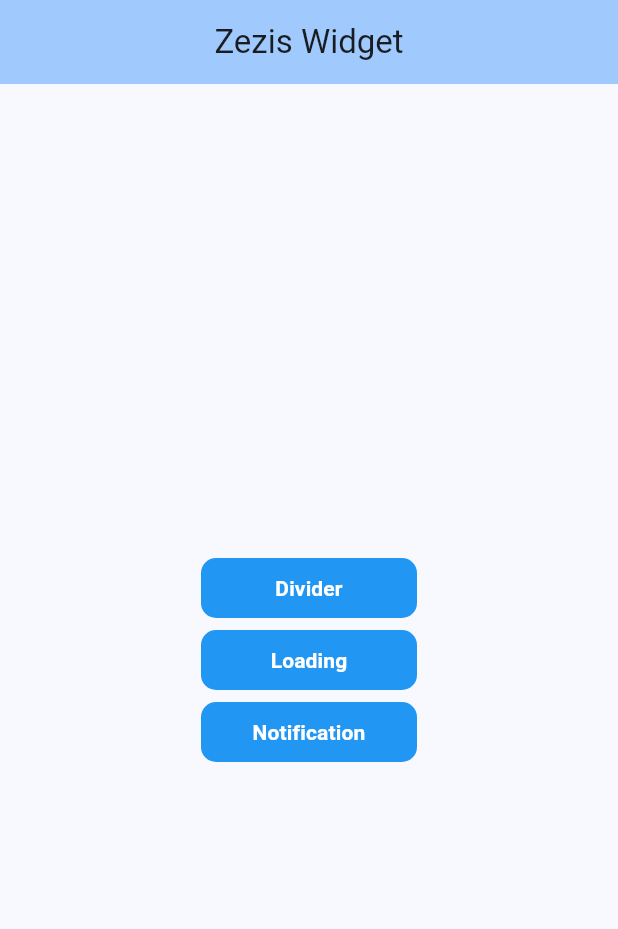
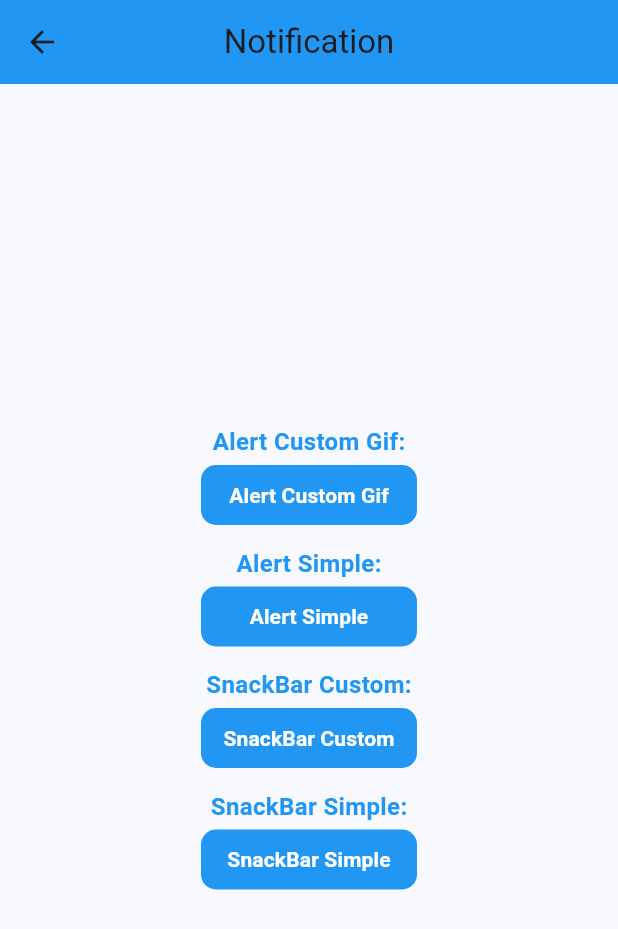
Before and after one commit to joseaugustoaquino/zezis_widget, a Flutter app: the screen it shows after launch, after a tap on "Notification", on a phone screen of 412 x 824 dp. Shown: the top 929 px of the screen. Run offline on Flutter 3.47's test engine with Material 2 defaults, Android fonts, the phone set to English and light mode, and no system bars.

Commit message:
feat: page example project

```diff
--- a/example/lib/ui/notification_page.dart
+++ b/example/lib/ui/notification_page.dart
@@ -0,0 +1,169 @@
+import 'package:flutter/material.dart';
+import 'package:zezis_widget/zezis_widget.dart';
+
+class NotificationPage extends StatefulWidget {
+  const NotificationPage({super.key});
+
+  @override
+  State<NotificationPage> createState() => _NotificationPageState();
+}
+
+class _NotificationPageState extends State<NotificationPage> {
+  @override
+  Widget build(BuildContext context) {
+    return Scaffold(
+      appBar: AppBar(
+        title: const Text("Notification"),
+        centerTitle: true,
+        backgroundColor: Colors.blue,
+      ),
+
+      body: Center(
+        child: Column(
+          mainAxisAlignment: MainAxisAlignment.center,
+          crossAxisAlignment: CrossAxisAlignment.center,
+          children: [
+            const Text(
+              "Alert Custom Gif:",
+              style: TextStyle(
+                fontSize: 16,
+                color: Colors.blue,
+                fontWeight: FontWeight.bold,
+              ),
+            ),
+
+            TextButton(
+              style: const ButtonStyle(
+                elevation: MaterialStatePropertyAll(3),
+                backgroundColor: MaterialStatePropertyAll(Colors.blue),
+                shape: MaterialStatePropertyAll(RoundedRectangleBorder(borderRadius: BorderRadius.all(Radius.circular(10)))),
+              ),
+              child: const SizedBox(
+                width: 120,
+                child: Text(
+                  "Alert Custom Gif",
+                  textAlign: TextAlign.center,
+                  style: TextStyle(
+                    color: Colors.white,
+                    fontWeight: FontWeight.bold
+                  ),
+                ),
+              ),
+              onPressed: () async {
+                return await showDialog(
+                  context: context,
+                  builder: (context) => const ZAlertCustomGif(
+                    title: "Alert Gif",
+                    description: "Alert Custom Gif - Zezis Widget"
+                  ),
+                );
+              },
+            ),
+
+            const SizedBox(height: 10),
+
+            const Text(
+              "Alert Simple:",
+              style: TextStyle(
+                fontSize: 16,
+                color: Colors.blue,
+                fontWeight: FontWeight.bold,
+              ),
+            ),
+
+            TextButton(
+              style: const ButtonStyle(
+                elevation: MaterialStatePropertyAll(3),
+                backgroundColor: MaterialStatePropertyAll(Colors.blue),
+                shape: MaterialStatePropertyAll(RoundedRectangleBorder(borderRadius: BorderRadius.all(Radius.circular(10)))),
+              ),
+              child: const SizedBox(
+                width: 120,
+                child: Text(
+                  "Alert Simple",
+                  textAlign: TextAlign.center,
+                  style: TextStyle(
+                    color: Colors.white,
+                    fontWeight: FontWeight.bold
+                  ),
+                ),
+              ),
+              onPressed: () async {
+                return await zAlertSimple(
+                  context: context,
+                  message: "Alert Simple - Zezis Widget"
+                );
+              },
+            ),
+
+            const SizedBox(height: 10),
+
+            const Text(
+              "SnackBar Custom:",
+              style: TextStyle(
+                fontSize: 16,
+                color: Colors.blue,
+                fontWeight: FontWeight.bold,
+              ),
+            ),
+
+            TextButton(
+              style: const ButtonStyle(
+                elevation: MaterialStatePropertyAll(3),
+                backgroundColor: MaterialStatePropertyAll(Colors.blue),
+                shape: MaterialStatePropertyAll(RoundedRectangleBorder(borderRadius: BorderRadius.all(Radius.circular(10)))),
+              ),
+              child: const SizedBox(
+                width: 120,
+                child: Text(
+                  "SnackBar Custom",
+                  textAlign: TextAlign.center,
+                  style: TextStyle(
+                    color: Colors.white,
+                    fontWeight: FontWeight.bold
+                  ),
+                ),
+              ),
+              onPressed: () {
+                zSnackBarCustom(context: context, message: "SnackBar Custom - Zezis Widget", backgroundColor: Colors.blue);
+              },
+            ),
+
+            const SizedBox(height: 10),
+
+            const Text(
+              "SnackBar Simple:",
+              style: TextStyle(
+                fontSize: 16,
+                color: Colors.blue,
+                fontWeight: FontWeight.bold,
+              ),
+            ),
+
+            TextButton(
+              style: const ButtonStyle(
+                elevation: MaterialStatePropertyAll(3),
+                backgroundColor: MaterialStatePropertyAll(Colors.blue),
+                shape: MaterialStatePropertyAll(RoundedRectangleBorder(borderRadius: BorderRadius.all(Radius.circular(10)))),
+              ),
+              child: const SizedBox(
+                width: 120,
+                child: Text(
+                  "SnackBar Simple",
+                  textAlign: TextAlign.center,
+                  style: TextStyle(
+                    color: Colors.white,
+                    fontWeight: FontWeight.bold
+                  ),
+                ),
+              ),
+              onPressed: () {
+                zSnackBarSimple(context: context, message: "SnackBar Simple - Zezis Widget");
+              },
+            ),
+          ],
+        ),
+      ),
+    );
+  }
+}
```
Also changed, not shown: example/lib/main.dart (+6 -3 lines), example/lib/ui/divider_page.dart (+46 -0 lines), example/lib/ui/loading_page.dart (+109 -0 lines).
